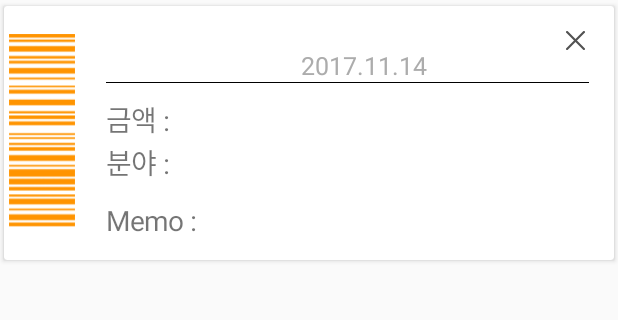
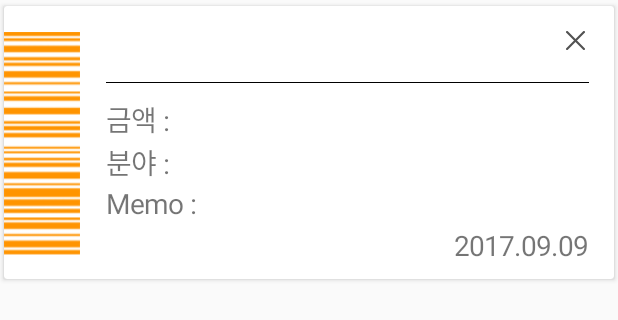
Before and after one commit to zoripong/haengbook, an Android app: the layout item_receipt.xml on its own in the app's theme, with its tools: preview values and no code run, on a phone screen of 412 x 824 dp. Shown: the top 320 px of the screen. Run offline under Robolectric (Android 15) with nearby library versions, the phone set to English and light mode, and no system bars.

Commit message:
xml merge

```diff
--- a/app/src/main/AndroidManifest.xml
+++ b/app/src/main/AndroidManifest.xml
@@ -28,7 +28,6 @@
         </activity>
         <activity
             android:name=".Activity.TravelDetailActivity"
-            android:label="@string/title_activity_travel_detail"
             android:theme="@style/AppTheme.NoActionBar" />
         <activity
             android:name=".Activity.AddPhotoActivity"
--- a/app/src/main/java/kr/hs/emirim/uuuuri/haegbook/Fragment/MyFragment.java
+++ b/app/src/main/java/kr/hs/emirim/uuuuri/haegbook/Fragment/BookCardListFragment.java
@@ -15,7 +15,7 @@ import java.util.List;
 
 import kr.hs.emirim.uuuuri.haegbook.R;
 
-public class MyFragment extends BottomSheetFragment {
+public class BookCardListFragment extends BottomSheetFragment {
 
     ListView mListview;
     List<String> mList = new ArrayList<>();
@@ -33,7 +33,7 @@ public class MyFragment extends BottomSheetFragment {
     @Nullable
     @Override
     public View onCreateView(LayoutInflater inflater, ViewGroup container, Bundle savedInstanceState) {
-        return inflater.inflate(R.layout.fragment_my, container, false);
+        return inflater.inflate(R.layout.fragment_book_card_list, container, false);
     }
 
     @Override
--- a/app/src/main/java/kr/hs/emirim/uuuuri/haegbook/Fragment/FifthInputFragment.java
+++ b/app/src/main/java/kr/hs/emirim/uuuuri/haegbook/Fragment/FifthInputFragment.java
@@ -80,7 +80,7 @@ public class FifthInputFragment extends Fragment{
         Map<String, Object> showing = new HashMap<String, Object>();
 
         String period=mCardBookStartDate+"-"+mCardBookEndDate;
-        cardBooks.put("Registration", new CardBook(period,mCardBookLocation,mCardBookTitle,"url"));
+        cardBooks.put("Registration", new CardBook(period,mCardBookLocation,mCardBookTitle, null));
         showing.put("isShowing",checkIsShowing());
         cardRef.setValue(cardBooks);
         cardRef.updateChildren(showing);
--- a/app/src/main/java/kr/hs/emirim/uuuuri/haegbook/Interface/CardAdapter.java
+++ b/app/src/main/java/kr/hs/emirim/uuuuri/haegbook/Interface/CardAdapter.java
@@ -5,7 +5,7 @@ import android.support.v7.widget.CardView;
 
 public interface CardAdapter {
 
-    int MAX_ELEVATION_FACTOR = 8;
+    int MAX_ELEVATION_FACTOR = 2;
 
     float getBaseElevation();
 
--- a/app/src/main/res/layout/fragment_receipt.xml
+++ b/app/src/main/res/layout/fragment_receipt.xml
@@ -8,13 +8,14 @@
         android:layout_height="wrap_content">
         <LinearLayout
             android:orientation="vertical"
-            android:layout_width="wrap_content"
+            android:layout_width="match_parent"
             android:layout_height="wrap_content">
 
             <android.support.v7.widget.RecyclerView
                 android:id="@+id/recyclerview"
                 android:layout_width="match_parent"
                 android:layout_height="wrap_content"
+                android:padding="10dp"
                 />
         </LinearLayout>
     </ScrollView>
--- a/app/src/main/res/layout/item_receipt.xml
+++ b/app/src/main/res/layout/item_receipt.xml
@@ -3,7 +3,8 @@
     android:layout_width="match_parent"
     android:layout_height="wrap_content"
     xmlns:app="http://schemas.android.com/apk/res-auto"
-    android:orientation="vertical">
+    android:orientation="vertical"
+    android:layout_marginBottom="5dp">
 
     <android.support.v7.widget.CardView
         android:id="@+id/cardview"
@@ -16,7 +17,7 @@
         <kr.hs.emirim.uuuuri.haegbook.Layout.ScalableLayout
             android:layout_width="match_parent"
             android:layout_height="wrap_content"
-            app:scale_base_height="300"
+            app:scale_base_height="322"
             app:scale_base_width="720">
 
             <ImageView
@@ -24,8 +25,8 @@
                 android:layout_width="wrap_content"
                 android:layout_height="wrap_content"
                 android:src="@drawable/barcode_culture"
-                app:scale_height="228"
-                app:scale_top="33"
+                app:scale_height="268"
+                app:scale_top="28"
                 app:scale_width="90" />
 
             <TextView
@@ -38,19 +39,6 @@
                 app:scale_textsize="40"
                 app:scale_top="30"
                 app:scale_width="290" />
-
-            <TextView
-                android:id="@+id/date_tv"
-                android:layout_width="wrap_content"
-                android:layout_height="wrap_content"
-                android:textColor="#acacac"
-                android:text="2017.11.14"
-                app:scale_height="40"
-                app:scale_left="350"
-                app:scale_textsize="30"
-                app:scale_top="50"
-                app:scale_width="200" />
-
 
             <ImageView
                 android:layout_width="wrap_content"
@@ -102,6 +90,7 @@
                 app:scale_top="160"
                 app:scale_width="100" />
 
+
             <TextView
                 android:id="@+id/type_tv"
                 android:layout_width="wrap_content"
@@ -120,7 +109,7 @@
                 app:scale_height="50"
                 app:scale_left="120"
                 app:scale_textsize="33"
-                app:scale_top="230"
+                app:scale_top="210"
                 app:scale_width="120" />
 
             <TextView
@@ -130,7 +119,19 @@
                 app:scale_height="50"
                 app:scale_left="240"
                 app:scale_textsize="33"
-                app:scale_top="230"
+                app:scale_top="210"
+                app:scale_width="470" />
+
+            <TextView
+                android:id="@+id/date_tv"
+                android:layout_width="wrap_content"
+                android:layout_height="wrap_content"
+                android:gravity="right"
+                android:text="2017.09.09"
+                app:scale_height="50"
+                app:scale_left="220"
+                app:scale_textsize="33"
+                app:scale_top="260"
                 app:scale_width="470" />
 
         </kr.hs.emirim.uuuuri.haegbook.Layout.ScalableLayout>
```
Also changed, not shown: app/src/main/java/kr/hs/emirim/uuuuri/haegbook/Activity/MainActivity.java (+45 -39 lines), app/src/main/java/kr/hs/emirim/uuuuri/haegbook/Adapter/CardPagerAdapter.java (+2 -5 lines), app/src/main/java/kr/hs/emirim/uuuuri/haegbook/Model/CardBook.java (+12 -1 lines), app/src/main/res/layout/activity_main.xml (+11 -8 lines), app/src/main/res/layout/viewpager_card.xml (+7 -5 lines), app/src/main/res/layout/fragment_book_card_list.xml (renamed from app/src/main/res/layout/fragment_my.xml).
